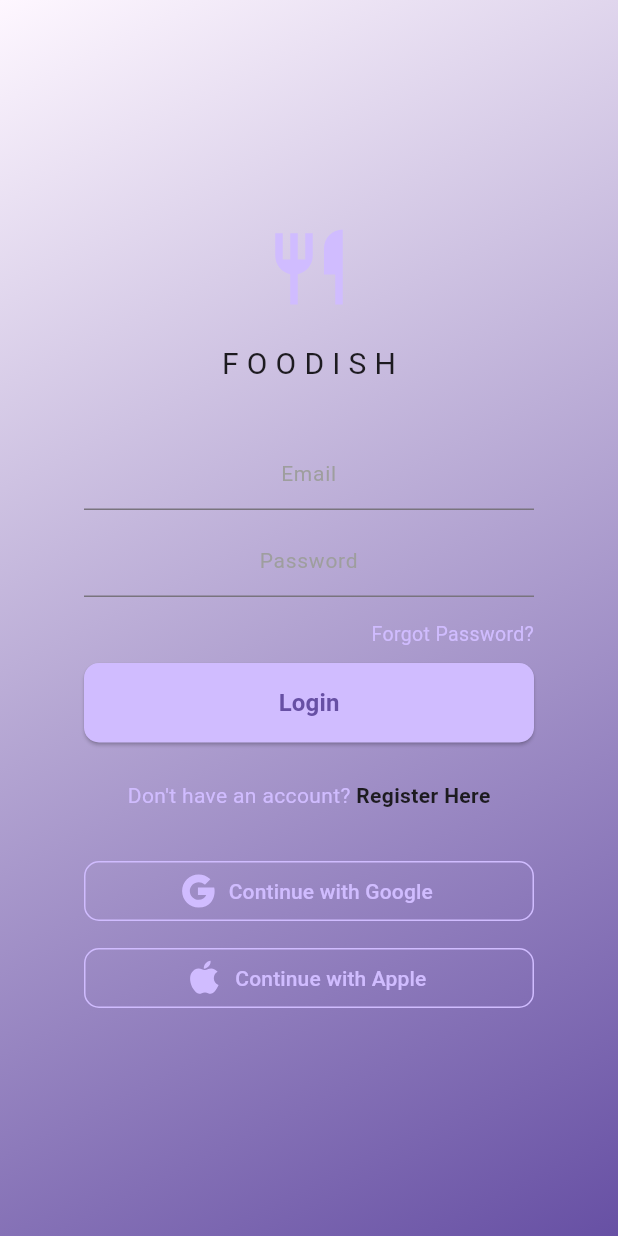
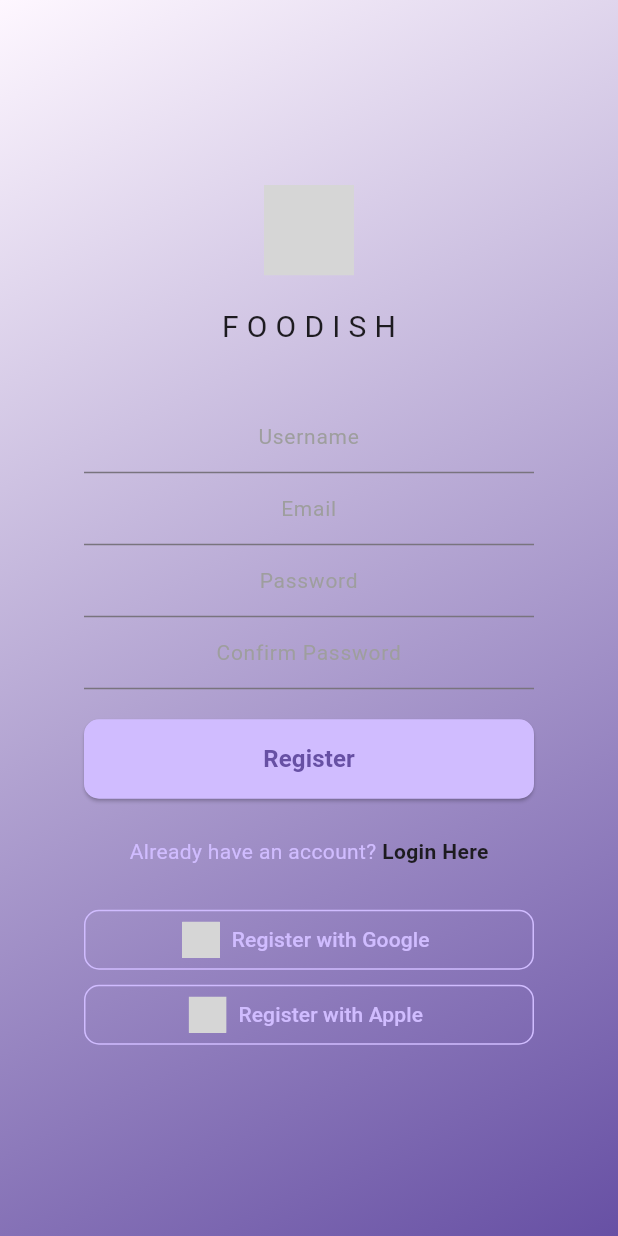
Before and after one commit to Abduhakimov-web/Meal-Planning-App, a Flutter app: the screen it shows after launch, on a phone screen of 412 x 824 dp. Run offline on Flutter 3.47's test engine with Material 3 defaults, Android fonts, the phone set to English and light mode, and no system bars; our stand-ins replace flutter_svg, supabase_flutter; accounts and stored records are empty; grey boxes are pictures that could not be loaded.

```diff
--- a/meal_planning_app/lib/main.dart
+++ b/meal_planning_app/lib/main.dart
@@ -1,10 +1,6 @@
 import 'package:flutter/material.dart';
-import 'package:meal_planning_app/screens/home/home_page.dart';
-import 'package:meal_planning_app/screens/home/list_page.dart';
-import 'package:meal_planning_app/screens/home/plan_page.dart';
 import 'package:meal_planning_app/screens/log_and_sign/login_page.dart';
 import 'package:meal_planning_app/screens/log_and_sign/register_page.dart';
-import 'package:meal_planning_app/widgets/bottom_nav_bar.dart';
 import 'package:supabase_flutter/supabase_flutter.dart';
 
 Future<void> main() async {
@@ -12,7 +8,8 @@ Future<void> main() async {
 
   await Supabase.initialize(
     url: 'https://tlmtetocflfhryeuuosi.supabase.co',
-    anonKey: 'eyJhbGciOiJIUzI1NiIsInR5cCI6IkpXVCJ9.eyJpc3MiOiJzdXBhYmFzZSIsInJlZiI6InRsbXRldG9jZmxmaHJ5ZXV1b3NpIiwicm9sZSI6ImFub24iLCJpYXQiOjE3MDU0ODk3NDksImV4cCI6MjAyMTA2NTc0OX0.bIgBWRwOZoWaurCOv_pIGhKNlDA7of25m6wy07YXsVA',
+    anonKey:
+        'eyJhbGciOiJIUzI1NiIsInR5cCI6IkpXVCJ9.eyJpc3MiOiJzdXBhYmFzZSIsInJlZiI6InRsbXRldG9jZmxmaHJ5ZXV1b3NpIiwicm9sZSI6ImFub24iLCJpYXQiOjE3MDU0ODk3NDksImV4cCI6MjAyMTA2NTc0OX0.bIgBWRwOZoWaurCOv_pIGhKNlDA7of25m6wy07YXsVA',
   );
   runApp(MyApp());
 }
@@ -27,7 +24,7 @@ class MyApp extends StatelessWidget {
     return MaterialApp(
         debugShowCheckedModeBanner: false,
         initialRoute: '/',
-      home: LoginPage(onTap: () {  },)
+        home: RegisterPage(),
         // home: HomePage(),
         // routes: {
         //   '/': (context) => HomePage(),
--- a/meal_planning_app/lib/screens/log_and_sign/register_page.dart
+++ b/meal_planning_app/lib/screens/log_and_sign/register_page.dart
@@ -3,19 +3,19 @@ import "package:flutter_svg/svg.dart";
 import "package:meal_planning_app/widgets/my_button.dart";
 import "package:meal_planning_app/widgets/my_textfield.dart";
 import "package:meal_planning_app/widgets/social_button.dart";
+import 'package:supabase_flutter/supabase_flutter.dart';
+
+final supabase = Supabase.instance.client;
 
 class RegisterPage extends StatelessWidget {
-  final void Function()? onTap;
 
-  RegisterPage({super.key, required this.onTap});
+  RegisterPage({super.key});
 
   final TextEditingController usernameController = TextEditingController();
   final TextEditingController emailController = TextEditingController();
   final TextEditingController passwordController = TextEditingController();
   final TextEditingController confirmPwController = TextEditingController();
 
-
-  void register() {}
 
   @override
   Widget build(BuildContext context) {
@@ -84,7 +84,11 @@ class RegisterPage extends StatelessWidget {
                   height: 20,
                 ),
                 //sign in button
-                MyButton(text: "Register", onTap: register),
+                MyButton(text: "Register",onTap: () async {
+                  await supabase
+                    .from('users')
+                    .insert({'username': usernameController.text,'password': passwordController.text, 'mail': emailController.text});
+                  }, ),
                 const SizedBox(
                   height: 25,
                 ),
@@ -98,7 +102,7 @@ class RegisterPage extends StatelessWidget {
                           color: Theme.of(context).colorScheme.inversePrimary),
                     ),
                     GestureDetector(
-                      onTap: onTap,
+                      onTap: () {},
                       child: const Text(
                         " Login Here",
                         style: TextStyle(fontWeight: FontWeight.bold),
```
Also changed, not shown: meal_planning_app/pubspec.yaml (+6 -6 lines), meal_planning_app/pubspec.lock. Lines whose indentation alone changed are shown as unchanged.
